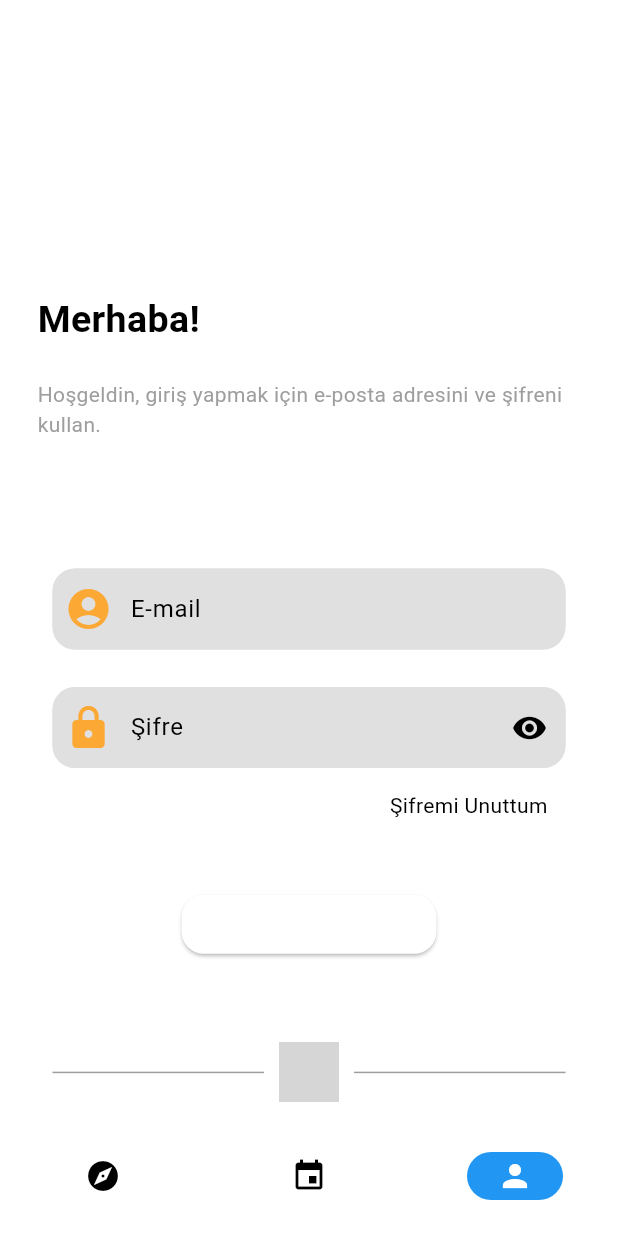
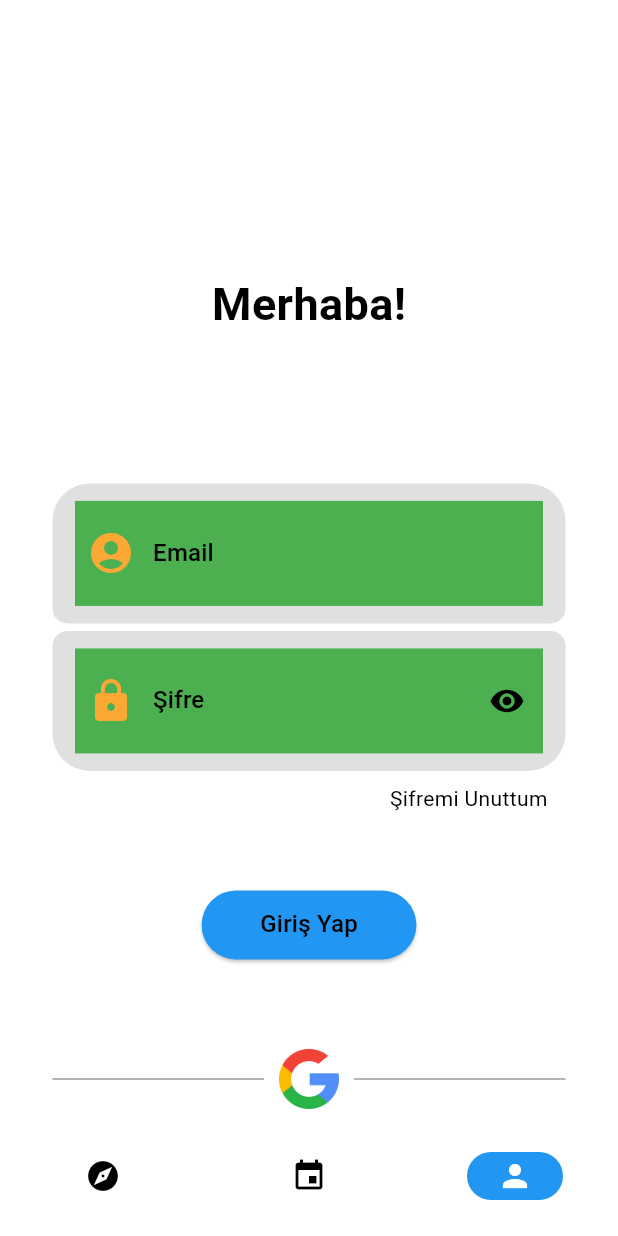
Before and after one commit to alicimen0614/ComPau, a Flutter app: the screen it shows after launch, item 3 of the bottom bar chosen, after a tap on "Giriş Yap", on a phone screen of 412 x 824 dp. Run offline on Flutter 3.47's test engine with Material 3 defaults, Android fonts, the light colour scheme and no system bars; our stand-ins replace email_validator; grey boxes are pictures that could not be loaded.

Commit message:
auth screen textfields updated

```diff
--- a/community_social_media/lib/bottom_nav_bar_builder.dart
+++ b/community_social_media/lib/bottom_nav_bar_builder.dart
@@ -1,4 +1,4 @@
-import 'package:community_social_media/auth_screen/auth_screen.dart';
+import 'package:community_social_media/screens/auth_screen/auth_screen.dart';
 import 'package:community_social_media/screens/events_screen/events_screen.dart';
 import 'package:community_social_media/screens/user_screen/profile_screen.dart';
 import 'package:flutter/material.dart';
--- /dev/null
+++ b/community_social_media/lib/const/context_extension.dart
@@ -0,0 +1,153 @@
+import 'package:flutter/material.dart';
+
+extension MediaQueryExtension on BuildContext {
+  MediaQueryData get mediaQuery => MediaQuery.of(this);
+
+  /// Returns the height of the device
+  double get height => MediaQuery.sizeOf(this).height;
+
+  /// Returns the width of the device
+  double get width => MediaQuery.sizeOf(this).width;
+
+  /// Returns 1% of the screen height
+  double get lowValue => height * 0.01;
+
+  /// Default value is 2% of the screen height
+  double get defaultValue => height * 0.02;
+
+  /// Returns 5% of the screen height
+  double get highValue => height * 0.05;
+
+  /// Returns 10% of the screen height
+  double get veryhighValue1x => height * 0.1;
+
+  /// Returns 20% of the screen height
+  double get veryhighValue2x => height * 0.2;
+
+  /// Returns 30% of the screen height
+  double get veryhighValue3x => height * 0.3;
+
+  /// Returns 40% of the screen height
+  double get veryhighValue4x => height * 0.4;
+
+  /// Returns 50% of the screen height
+  double get veryhighValue5x => height * 0.5;
+
+  /// Returns 60% of the screen height
+  double get veryhighValue6x => height * 0.6;
+
+  double dynamicWidth(double val) => width * val;
+  double dynamicHeight(double val) => height * val;
+}
+
+extension PaddingExtension on BuildContext {
+  /// Adds 1% padding from all sides.
+  EdgeInsets get paddingAllLow => EdgeInsets.all(lowValue);
+
+  /// Adds 2% padding from all sides.
+  /// Use this when you want to add padding from all sides.
+  EdgeInsets get paddingAllDefault => EdgeInsets.all(defaultValue);
+
+  /// Adds 5% padding from all sides.
+  EdgeInsets get paddingAllHigh => EdgeInsets.all(highValue);
+
+  /// Adds 1% padding horizontally.
+  EdgeInsets get paddingHorizontalLow =>
+      EdgeInsets.symmetric(horizontal: lowValue);
+
+  /// Adds 2% padding horizontally.
+  /// Use this when you want to add padding horizontally.
+  EdgeInsets get paddingHorizontalDefault =>
+      EdgeInsets.symmetric(horizontal: defaultValue);
+
+  /// Adds 5% padding horizontally.
+  EdgeInsets get paddingHorizontalHigh =>
+      EdgeInsets.symmetric(horizontal: highValue);
+
+  /// Adds 1% padding vertically.
+  EdgeInsets get paddingVerticalLow => EdgeInsets.symmetric(vertical: lowValue);
+
+  /// Adds 2% padding vertically.
+  /// Use this when you want to add padding vertically.
+  EdgeInsets get paddingVerticalDefault =>
+      EdgeInsets.symmetric(vertical: defaultValue);
+
+  /// Adds 5% padding vertically.
+  EdgeInsets get paddingVerticalHigh =>
+      EdgeInsets.symmetric(vertical: highValue);
+
+  /// Adds 1% padding from right.
+  EdgeInsets get paddingRightLow => EdgeInsets.only(right: lowValue);
+
+  /// Adds 2% padding from right.
+  /// Use this when you want to add padding from right.
+  EdgeInsets get paddingRightDefault => EdgeInsets.only(right: defaultValue);
+
+  /// Adds 5% padding from right.
+  EdgeInsets get paddingRightHigh => EdgeInsets.only(right: highValue);
+
+  /// Adds 1% padding from left.
+  EdgeInsets get paddingLeftLow => EdgeInsets.only(left: lowValue);
+
+  /// Adds 2% padding from left.
+  /// Use this when you want to add padding from left.
+  EdgeInsets get paddingLeftDefault => EdgeInsets.only(left: defaultValue);
+
+  /// Adds 5% padding from left.
+  EdgeInsets get paddingLeftHigh => EdgeInsets.only(left: highValue);
+
+  /// Adds 1% padding from top.
+  EdgeInsets get paddingTopLow => EdgeInsets.only(top: lowValue);
+
+  /// Adds 2% padding from top.
+  /// Use this when you want to add padding from top.
+  EdgeInsets get paddingTopDefault => EdgeInsets.only(top: defaultValue);
+
+  /// Adds 5% padding from top.
+  EdgeInsets get paddingTopHigh => EdgeInsets.only(top: highValue);
+
+  /// Adds 1% padding from bottom.
+  EdgeInsets get paddingBottomLow => EdgeInsets.only(bottom: lowValue);
+
+  /// Adds 2% padding from bottom.
+  /// Use this when you want to add padding from bottom.
+  EdgeInsets get paddingBottomDefault => EdgeInsets.only(bottom: defaultValue);
+
+  /// Adds 5% padding from bottom.
+  EdgeInsets get paddingBottomHigh => EdgeInsets.only(bottom: highValue);
+}
+
+extension MarginExtension on BuildContext {
+
+    /// Adds 1% padding from top.
+  EdgeInsets get marginTopLow => EdgeInsets.only(top: lowValue);
+
+  /// Adds 2% padding from top.
+  /// Use this when you want to add padding from top.
+  EdgeInsets get marginTopDefault => EdgeInsets.only(top: defaultValue);
+
+  /// Adds 5% padding from top.
+  EdgeInsets get marginTopHigh => EdgeInsets.only(top: highValue);
+
+  /// Adds 1% padding from bottom.
+  EdgeInsets get marginBottomLow => EdgeInsets.only(bottom: lowValue);
+
+  /// Adds 2% padding from bottom.
+  /// Use this when you want to add padding from bottom.
+  EdgeInsets get marginBottomDefault => EdgeInsets.only(bottom: defaultValue);
+
+  /// Adds 5% padding from bottom.
+  EdgeInsets get margnBottomHigh => EdgeInsets.only(bottom: highValue);
+
+}
+
+extension ThemeExtension on BuildContext {
+  /// Get the theme data
+  ThemeData get theme => Theme.of(this);
+
+  /// Get the text theme
+  TextTheme get textTheme => Theme.of(this).textTheme;
+
+  /// Get the brightness
+  Brightness get brightness => Theme.of(this).brightness;
+}
--- a/community_social_media/lib/auth_screen/auth_screen.dart
+++ b/community_social_media/lib/screens/auth_screen/auth_screen.dart
@@ -1,7 +1,9 @@
+import 'package:community_social_media/const/context_extension.dart';
+import 'package:community_social_media/widgets/elevated_button_widget.dart';
 import 'package:email_validator/email_validator.dart';
 import 'package:flutter/material.dart';
 
-import '../widgets/custom_text_form_field.dart';
+import '../../widgets/custom_text_form_field.dart';
 
 enum FormStatus { signIn, register, reset }
 
@@ -30,16 +32,15 @@
     return GestureDetector(
         onTap: () => FocusScope.of(context).unfocus(),
         child: Scaffold(
-            backgroundColor: Colors.white,
             body: SingleChildScrollView(
           padding: const EdgeInsets.fromLTRB(25, 50, 25, 20),
           child: SizedBox(
-                height: MediaQuery.of(context).size.height - 70,
+            height: context.height - 70,
             child: Column(
               mainAxisSize: MainAxisSize.min,
-                  crossAxisAlignment: CrossAxisAlignment.start,
+              crossAxisAlignment: CrossAxisAlignment.center,
               children: [
-                    const Spacer(flex: 5),
+                const Spacer(flex: 4),
                 Expanded(
                     flex: 2,
                     child: Text(
@@ -49,18 +50,18 @@
                               ? "Hesabını oluştur"
                               : "Şifremi unuttum",
                       style: const TextStyle(
-                              fontSize: 25,
+                          fontSize: 30,
                           fontWeight: FontWeight.bold,
                           color: Colors.black),
                       textAlign: TextAlign.start,
                     )),
-                    Expanded(
-                        flex: formStatus == FormStatus.signIn ? 2 : 0,
-                        child: formStatus == FormStatus.signIn
-                            ? Text(
-                                "Hoşgeldin, giriş yapmak için e-posta adresini ve şifreni kullan.",
-                                style: TextStyle(color: Colors.grey[500]))
-                            : const SizedBox.shrink()),
+                // Expanded(
+                //     flex: formStatus == FormStatus.signIn ? 2 : 0,
+                //     child: formStatus == FormStatus.signIn
+                //         ? Text(
+                //             "Hoşgeldin, giriş yapmak için e-posta adresini ve şifreni kullan.",
+                //             style: TextStyle(color: Colors.grey[500]))
+                //         : const SizedBox.shrink()),
                 const Spacer(flex: 2),
                 formStatus == FormStatus.register
                     ? Expanded(flex: 20, child: registerForm())
@@ -81,7 +82,19 @@
         child: Column(
           children: [
             Expanded(
-              flex: 3,
+              flex: 5,
+              child: Container(
+                padding: const EdgeInsets.symmetric(
+                  vertical: 5,
+                  horizontal: 15,
+                ),
+                decoration: BoxDecoration(
+                    color: Colors.grey[300],
+                    borderRadius: const BorderRadius.vertical(
+                      top: Radius.circular(25),
+                      bottom: Radius.circular(10),
+                    )),
+                child: Center(
                   child: CustomTextFormField(
                     validator: (value) {
                       if (EmailValidator.validate(value!)) {
@@ -91,18 +104,32 @@
                       }
                     },
                     textEditingController: signInEmailController,
-                hintText: "E-mail",
                     autoCorrect: true,
                     textInputType: TextInputType.emailAddress,
                     prefixIconData: Icons.account_circle,
                     useSuffixIcon: false,
+                    label: 'Email',
                   ),
                 ),
-            const Spacer(
-              flex: 1,
+              ),
+            ),
+            const SizedBox(
+              height: 5,
             ),
             Expanded(
-              flex: 3,
+              flex: 5,
+              child: Container(
+                padding: const EdgeInsets.symmetric(
+                  vertical: 5,
+                  horizontal: 15,
+                ),
+                decoration: BoxDecoration(
+                    color: Colors.grey[300],
+                    borderRadius: const BorderRadius.vertical(
+                      top: Radius.circular(10),
+                      bottom: Radius.circular(25),
+                    )),
+                child: Center(
                   child: CustomTextFormField(
                     validator: (value) {
                       if (value!.length < 6 || value.length > 16) {
@@ -113,11 +140,13 @@
                     },
                     textEditingController: signInPasswordController,
                     obscureText: true,
-                hintText: "Şifre",
                     autoCorrect: true,
                     textInputType: TextInputType.emailAddress,
                     prefixIconData: Icons.lock,
                     useSuffixIcon: true,
+                    label: 'Şifre',
+                  ),
+                ),
               ),
             ),
             Expanded(
@@ -132,7 +161,7 @@
                     },
                     child: Text(
                       "Şifremi Unuttum",
-                      style: Theme.of(context).textTheme.bodyMedium,
+                      style: context.textTheme.bodyMedium,
                     )),
               ),
             ),
@@ -140,45 +169,12 @@
               flex: 2,
             ),
             Expanded(
-              flex: 2,
-              child: ElevatedButton(
-                  onPressed: () async {
-                    /* if (signInFormKey.currentState!.validate()) {
-                      showDialog(
-                          context: context,
-                          builder: (context) => const Center(
-                                child: CircularProgressIndicator(),
-                              ));
-                      await authService
-                          .signInWithEmailAndPassword(
-                              signInEmailController.text,
-                              signInPasswordController.text,
-                              context)
-                          .then((value) {
-                        if (value != null) {
-                          Navigator.pushAndRemoveUntil(
-                              context,
-                              MaterialPageRoute(
-                                builder: (context) =>
-                                    const BottomNavBarBuilder(),
-                              ),
-                              (route) => false);
-                        } else {
-                          Navigator.pop(context);
-                        }
-                      });
-                    } */
-                  },
-                  style: ElevatedButton.styleFrom(
-                    fixedSize: const Size(170, 50),
-                    shape: RoundedRectangleBorder(
-                        borderRadius: BorderRadius.circular(15)),
-                  ),
-                  child: const Text(
-                    "Giriş Yap",
-                    style: TextStyle(color: Colors.white),
+                flex: 3,
+                child: CustomElevatedButton(
+                  btnTitle: 'Giriş Yap',
+                  onPressed: () {},
+                  borderRadius: 50,
                 )),
-            ),
             const Spacer(
               flex: 2,
             ),
@@ -247,10 +243,10 @@
                   }
                 },
                 textEditingController: registerEmailController,
-                hintText: "E-posta",
                 autoCorrect: true,
                 textInputType: TextInputType.emailAddress,
                 prefixIconData: Icons.account_circle,
+                label: 'Email',
               ),
             ),
             Expanded(
@@ -269,11 +265,11 @@
                 },
                 textEditingController: registerPasswordController,
                 obscureText: true,
-                hintText: "Şifre",
                 autoCorrect: true,
                 textInputType: TextInputType.emailAddress,
                 prefixIconData: Icons.lock,
                 useSuffixIcon: true,
+                label: 'Şifre',
               ),
             ),
             Expanded(
@@ -292,11 +288,11 @@
                 },
                 textEditingController: registerPasswordConfirmController,
                 obscureText: true,
-                hintText: "Şifre tekrar",
                 autoCorrect: true,
                 textInputType: TextInputType.emailAddress,
                 prefixIconData: Icons.lock,
                 useSuffixIcon: true,
+                label: 'Şifre Tekrar',
               ),
             ),
             const Spacer(
@@ -410,10 +406,10 @@
                   }
                 },
                 textEditingController: resetEmailController,
-                hintText: "E-mail",
                 autoCorrect: true,
                 textInputType: TextInputType.emailAddress,
                 prefixIconData: Icons.account_circle,
+                label: 'Email',
               ),
             ),
             const Spacer(
--- a/community_social_media/lib/widgets/custom_text_form_field.dart
+++ b/community_social_media/lib/widgets/custom_text_form_field.dart
@@ -1,25 +1,26 @@
 import 'package:flutter/material.dart';
 
 class CustomTextFormField extends StatelessWidget {
-  const CustomTextFormField(
-      {super.key,
+  const CustomTextFormField({
+    super.key,
     required this.textEditingController,
     this.textInputType = TextInputType.text,
     this.autoCorrect = true,
-      required this.hintText,
     required this.prefixIconData,
     required this.validator,
     this.obscureText = false,
-      this.useSuffixIcon = false});
+    this.useSuffixIcon = false,
+    required this.label,
+  });
 
   final TextEditingController textEditingController;
   final TextInputType textInputType;
   final bool autoCorrect;
-  final String hintText;
   final IconData prefixIconData;
   final String? Function(String?)? validator;
   final bool obscureText;
   final bool useSuffixIcon;
+  final String label;
   @override
   Widget build(BuildContext context) {
     return TextFormField(
@@ -31,26 +32,26 @@
       keyboardType: textInputType,
       autocorrect: autoCorrect,
       decoration: InputDecoration(
+        label: Text(
+          label,
+        ),
+        labelStyle: Theme.of(context).textTheme.titleMedium,
         suffixIcon:
             useSuffixIcon == true ? const Icon(Icons.remove_red_eye) : null,
         filled: true,
-        fillColor: Colors.grey[300],
+        fillColor: Colors.green,
         contentPadding: const EdgeInsets.all(15),
-        hintText: hintText,
-        enabledBorder: OutlineInputBorder(
-          borderRadius: BorderRadius.circular(15),
-          borderSide: BorderSide(
-            color: Colors.grey[300]!,
-          ),
-        ),
-        focusedBorder: OutlineInputBorder(
-            borderSide: const BorderSide(
-              color: Color(0xFF124076),
-            ),
-            borderRadius: BorderRadius.circular(15)),
+        // enabledBorder: OutlineInputBorder(
+        //   borderRadius: BorderRadius.circular(15),
+        //   borderSide: BorderSide(
+        //     color: Colors.grey[300]!,
+        //   ),
+        // ),
+        // focusedBorder: OutlineInputBorder(
+        //     borderRadius: BorderRadius.circular(15)),
         prefixIcon:
             Icon(prefixIconData, size: 32, color: const Color(0xFFFBA834)),
-        border: OutlineInputBorder(borderRadius: BorderRadius.circular(15)),
+        border: InputBorder.none,
       ),
     );
   }
--- /dev/null
+++ b/community_social_media/lib/widgets/elevated_button_widget.dart
@@ -0,0 +1,55 @@
+import 'package:community_social_media/const/context_extension.dart';
+import 'package:flutter/material.dart';
+
+class CustomElevatedButton extends StatelessWidget {
+  const CustomElevatedButton({
+    Key? key,
+    required this.btnTitle,
+    required this.onPressed,
+    this.btnColor = Colors.blue,
+    this.textColor = Colors.black,
+    this.borderRadius = 8.0,
+    this.paddingVertical = 10.0,
+    this.paddingHorizontal = 15.0,
+    this.mrgHorizontal = 5.0,
+    this.mrgVertical = 5.0,
+  }) : super(key: key);
+
+  final String btnTitle;
+  final VoidCallback onPressed;
+  final Color btnColor;
+  final Color textColor;
+  final double borderRadius;
+  final double paddingVertical;
+  final double paddingHorizontal;
+  final double mrgVertical;
+  final double mrgHorizontal;
+
+  @override
+  Widget build(BuildContext context) {
+    return Container(
+      margin: EdgeInsets.symmetric(
+        vertical: mrgVertical,
+        horizontal: mrgHorizontal,
+      ),
+      child: ElevatedButton(
+        onPressed: onPressed,
+        style: ButtonStyle(
+          backgroundColor: MaterialStateProperty.all<Color>(btnColor),
+          shape: MaterialStateProperty.all<OutlinedBorder>(
+            RoundedRectangleBorder(
+              borderRadius: BorderRadius.circular(borderRadius),
+            ),
+          ),
+        ),
+        child: Padding(
+          padding: EdgeInsets.symmetric(
+            vertical: paddingVertical,
+            horizontal: paddingHorizontal,
+          ),
+          child: Text(btnTitle, style: context.textTheme.titleMedium),
+        ),
+      ),
+    );
+  }
+}
--- a/community_social_media/pubspec.yaml
+++ b/community_social_media/pubspec.yaml
@@ -60,8 +60,8 @@
   uses-material-design: true
 
   # To add assets to your application, add an assets section, like this:
-  # assets:
-  #   - images/a_dot_burr.jpeg
+  assets:
+    - lib/assets/images/
   #   - images/a_dot_ham.jpeg
 
   # An image asset can refer to one or more resolution-specific "variants", see
```
Lines whose indentation alone changed are shown as unchanged.
